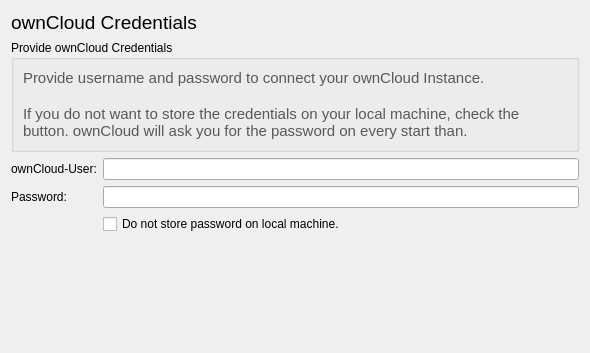
First picture: the form in src/mirall/owncloudcredentialspage.ui, repository nextcloud/desktop, before the edit.
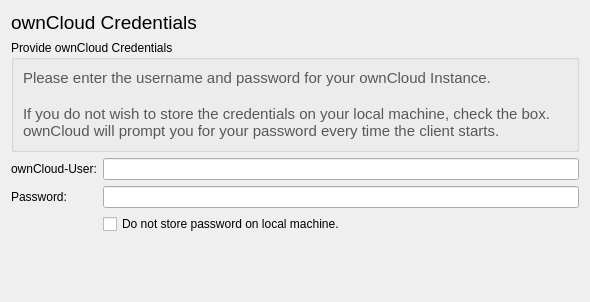
Second picture: the form after the edit.

```diff
--- a/src/mirall/owncloudcredentialspage.ui
+++ b/src/mirall/owncloudcredentialspage.ui
@@ -6,8 +6,8 @@
    <rect>
     <x>0</x>
     <y>0</y>
-    <width>586</width>
-    <height>353</height>
+    <width>576</width>
+    <height>302</height>
    </rect>
   </property>
   <property name="windowTitle">
@@ -58,9 +58,9 @@
 &lt;html&gt;&lt;head&gt;&lt;meta name=&quot;qrichtext&quot; content=&quot;1&quot; /&gt;&lt;style type=&quot;text/css&quot;&gt;
 p, li { white-space: pre-wrap; }
 &lt;/style&gt;&lt;/head&gt;&lt;body style=&quot; font-family:'Sans Serif'; font-size:9pt; font-weight:400; font-style:normal;&quot;&gt;
-&lt;p style=&quot; margin-top:0px; margin-bottom:0px; margin-left:0px; margin-right:0px; -qt-block-indent:0; text-indent:0px;&quot;&gt;&lt;span style=&quot; font-size:11pt; color:#585858;&quot;&gt;Provide username and password to connect your ownCloud Instance. &lt;/span&gt;&lt;/p&gt;
+&lt;p style=&quot; margin-top:0px; margin-bottom:0px; margin-left:0px; margin-right:0px; -qt-block-indent:0; text-indent:0px;&quot;&gt;&lt;span style=&quot; font-size:11pt; color:#585858;&quot;&gt;Please enter the username and password for your ownCloud Instance. &lt;/span&gt;&lt;/p&gt;
 &lt;p style=&quot;-qt-paragraph-type:empty; margin-top:0px; margin-bottom:0px; margin-left:0px; margin-right:0px; -qt-block-indent:0; text-indent:0px; font-size:11pt; color:#585858;&quot;&gt;&lt;br /&gt;&lt;/p&gt;
-&lt;p style=&quot; margin-top:0px; margin-bottom:0px; margin-left:0px; margin-right:0px; -qt-block-indent:0; text-indent:0px;&quot;&gt;&lt;span style=&quot; font-size:11pt; color:#585858;&quot;&gt;If you do not want to store the credentials on your local machine, check the button. ownCloud will ask you for the password on every start than.&lt;/span&gt;&lt;/p&gt;&lt;/body&gt;&lt;/html&gt;</string>
+&lt;p style=&quot; margin-top:0px; margin-bottom:0px; margin-left:0px; margin-right:0px; -qt-block-indent:0; text-indent:0px;&quot;&gt;&lt;span style=&quot; font-size:11pt; color:#585858;&quot;&gt;If you do not wish to store the credentials on your local machine, check the box. ownCloud will prompt you for your password every time the client starts.&lt;/span&gt;&lt;/p&gt;&lt;/body&gt;&lt;/html&gt;</string>
         </property>
         <property name="textFormat">
          <enum>Qt::AutoText</enum>
```
